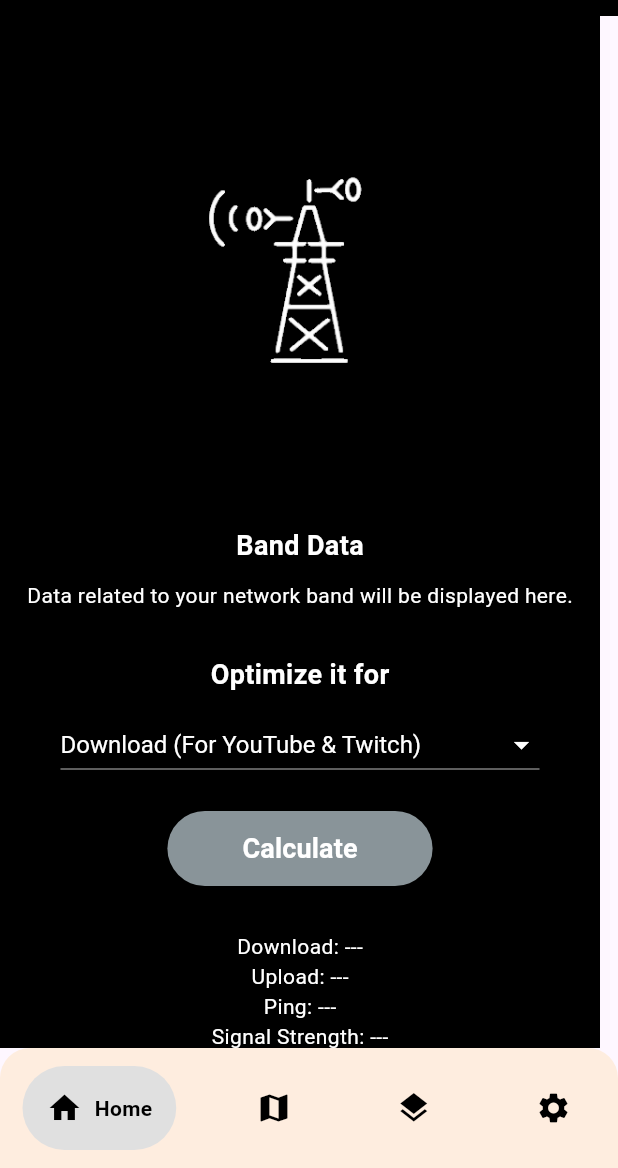
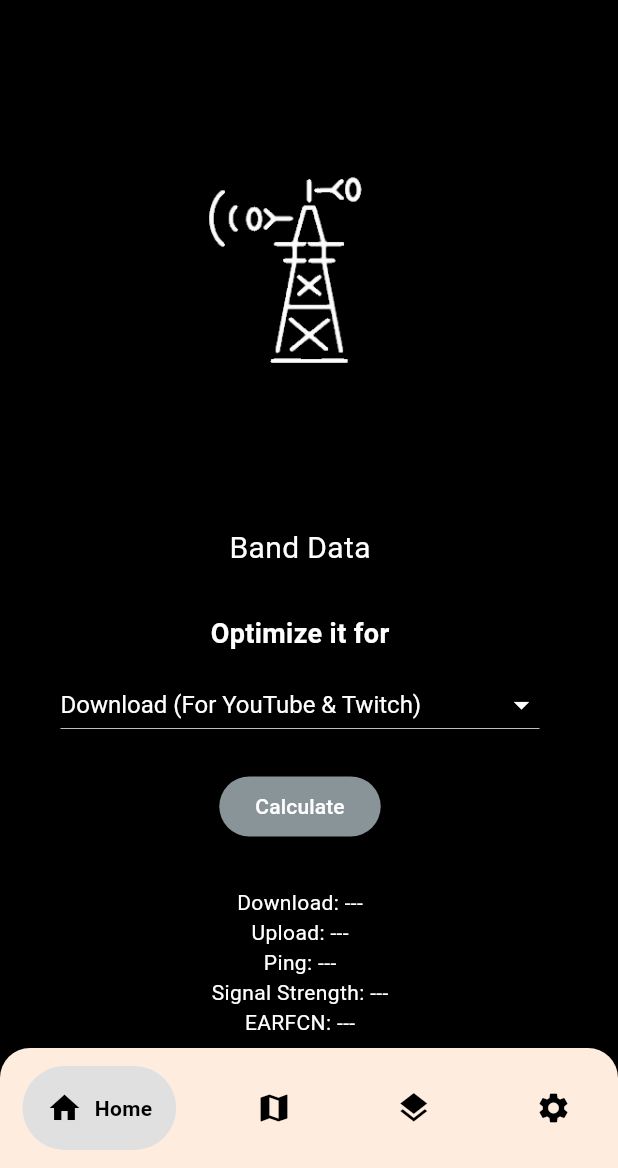
Before and after one commit to Rishi-1512/SpecTRAI-2, a Flutter app: the screen it shows once a user with an empty profile is signed in, on a phone screen of 412 x 824 dp, the part 68-1236 px from its top. Run offline on Flutter 3.47's test engine with Material 3 defaults, Android fonts, the phone set to English and light mode, and no system bars; drawn by our look-alikes of google_nav_bar; our stand-ins replace firebase_auth, firebase_core, firebase_database, geolocator, google_sign_in, permission_handler; accounts and stored records are empty.

```diff
--- a/lib/pages/home_page.dart
+++ b/lib/pages/home_page.dart
@@ -10,6 +10,39 @@ import 'package:flutter/services.dart';
 import 'map_page.dart';
 import 'preset_page.dart';
 import 'settings_page.dart';
+
+class BandStatsWidget extends StatelessWidget {
+  final String download, upload, ping, signalStrength, earfcn;
+
+  BandStatsWidget(
+      this.download, this.upload, this.ping, this.signalStrength, this.earfcn);
+
+  @override
+  Widget build(BuildContext context) {
+    return Column(
+      children: [
+        Text("Download: $download", style: TextStyle(color: Colors.white)),
+        Text("Upload: $upload", style: TextStyle(color: Colors.white)),
+        Text("Ping: $ping", style: TextStyle(color: Colors.white)),
+        Text("Signal Strength: $signalStrength",
+            style: TextStyle(color: Colors.white)),
+        Text("EARFCN: $earfcn", style: TextStyle(color: Colors.white)),
+      ],
+    );
+  }
+}
+
+class BandDataWidget extends StatelessWidget {
+  @override
+  Widget build(BuildContext context) {
+    return Column(
+      children: [
+        Text("Band Data", style: TextStyle(color: Colors.white, fontSize: 20)),
+        // Add your band-related widgets here
+      ],
+    );
+  }
+}
 
 class HomePage extends StatefulWidget {
   @override
@@ -38,6 +71,7 @@ class _HomePageState extends State<HomePage> {
   @override
   Widget build(BuildContext context) {
     return Scaffold(
+      backgroundColor: Colors.black, // ✅ Fix for white UI issue
       appBar: AppBar(
         backgroundColor: Colors.black,
         centerTitle: true,
@@ -96,7 +130,6 @@ class _HomeScreenState extends State<HomeScreen> {
   bool isLoading = false;
   String _selectedOption = "Download (For YouTube & Twitch)";
 
-  // Platform channel setup
   static const platform = MethodChannel('com.example.signal/info');
 
   Future<void> fetchSpeedTestResults() async {
@@ -125,7 +158,6 @@ class _HomeScreenState extends State<HomeScreen> {
   }
 
   Future<void> fetchAndStoreNetworkDetails() async {
-    // Request phone permission
     final status = await Permission.phone.request();
     if (!status.isGranted) {
       print("Phone permission denied");
@@ -182,7 +214,7 @@ class _HomeScreenState extends State<HomeScreen> {
   @override
   Widget build(BuildContext context) {
     return Container(
-      color: Colors.black,
+      color: Colors.black, // ✅ Fix for white UI issue
       child: Column(
         mainAxisAlignment: MainAxisAlignment.start,
         children: [
@@ -196,13 +228,11 @@ class _HomeScreenState extends State<HomeScreen> {
             child: Column(
               crossAxisAlignment: CrossAxisAlignment.center,
               children: [
-                Text(
-                  "Optimize it for",
-                  style: TextStyle(
-                      fontSize: 18,
-                      fontWeight: FontWeight.bold,
-                      color: Colors.white),
-                ),
+                Text("Optimize it for",
+                    style: TextStyle(
+                        fontSize: 18,
+                        fontWeight: FontWeight.bold,
+                        color: Colors.white)),
                 SizedBox(height: 10),
                 DropdownButton<String>(
                   value: _selectedOption,
@@ -218,75 +248,35 @@ class _HomeScreenState extends State<HomeScreen> {
                     "Download (For YouTube & Twitch)",
                     "Upload (For Video Calls & Live Streaming)",
                     "Ping (For Gaming)"
-                  ].map<DropdownMenuItem<String>>((String value) {
-                    return DropdownMenuItem<String>(
-                      value: value,
-                      child: Text(value, style: TextStyle(color: Colors.white)),
-                    );
-                  }).toList(),
+                  ]
+                      .map((value) =>
+                          DropdownMenuItem(value: value, child: Text(value)))
+                      .toList(),
                 ),
                 SizedBox(height: 20),
                 ElevatedButton(
                   onPressed: isLoading ? null : fetchSpeedTestResults,
                   style: ElevatedButton.styleFrom(
                     backgroundColor: Color(0xFF899499),
-                    padding: EdgeInsets.symmetric(horizontal: 50, vertical: 12),
                   ),
                   child: isLoading
                       ? CircularProgressIndicator(color: Colors.white)
                       : Text("Calculate",
-                          style: TextStyle(
-                              fontSize: 18,
-                              fontWeight: FontWeight.bold,
-                              color: Colors.white)),
+                          style: TextStyle(color: Colors.white)),
                 ),
               ],
             ),
           ),
           SizedBox(height: 30),
           BandStatsWidget(
-              downloadSpeed, uploadSpeed, ping, signalStrength, earfcn),
+              downloadSpeed,
+              uploadSpeed,
+              ping,
+              signalStrength, // ✅ Updated SS
+              earfcn // ✅ Updated EARFCN
+              ),
         ],
       ),
     );
   }
 }
-
-class BandDataWidget extends StatelessWidget {
-  @override
-  Widget build(BuildContext context) {
-    return Column(
-      children: [
-        Text("Band Data",
-            style: TextStyle(
-                fontSize: 18,
-                fontWeight: FontWeight.bold,
-                color: Colors.white)),
-        SizedBox(height: 10),
-        Text("Data related to your network band will be displayed here.",
-            style: TextStyle(fontSize: 14, color: Colors.white)),
-      ],
-    );
-  }
-}
-
-class BandStatsWidget extends StatelessWidget {
-  final String download, upload, ping, signalStrength, earfcn;
-
-  BandStatsWidget(
-      this.download, this.upload, this.ping, this.signalStrength, this.earfcn);
-
-  @override
-  Widget build(BuildContext context) {
-    return Column(
-      children: [
-        Text("Download: $download", style: TextStyle(color: Colors.white)),
-        Text("Upload: $upload", style: TextStyle(color: Colors.white)),
-        Text("Ping: $ping", style: TextStyle(color: Colors.white)),
-        Text("Signal Strength: $signalStrength",
-            style: TextStyle(color: Colors.white)),
-        Text("EARFCN: $earfcn", style: TextStyle(color: Colors.white)),
-      ],
-    );
-  }
-}
```
